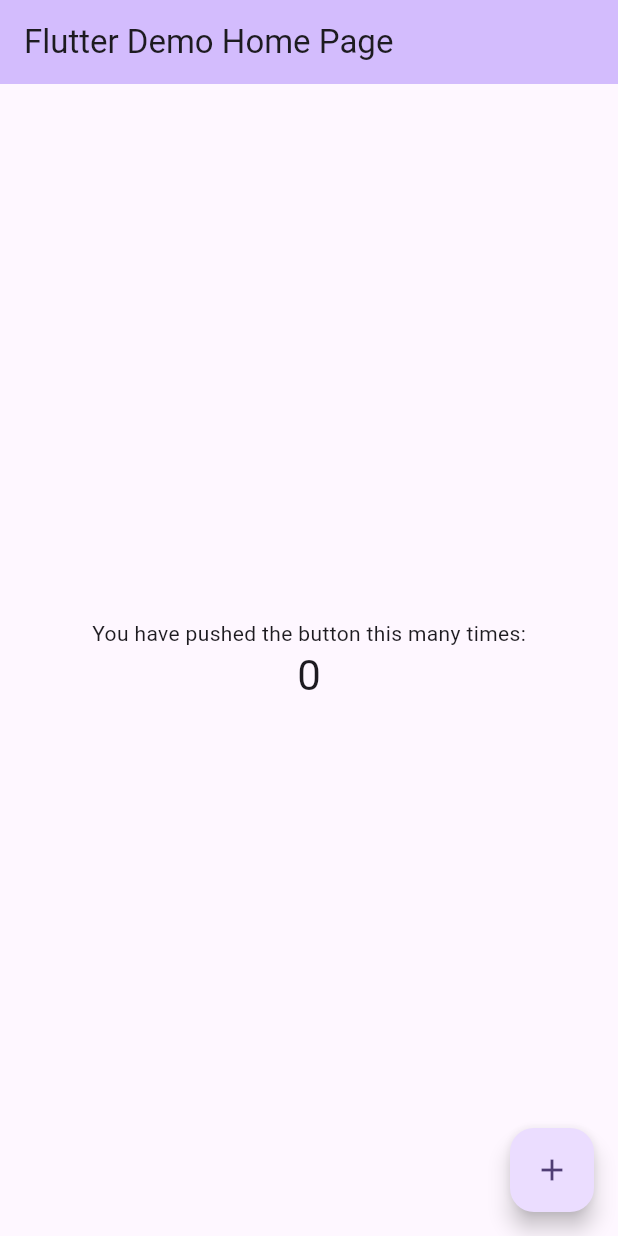
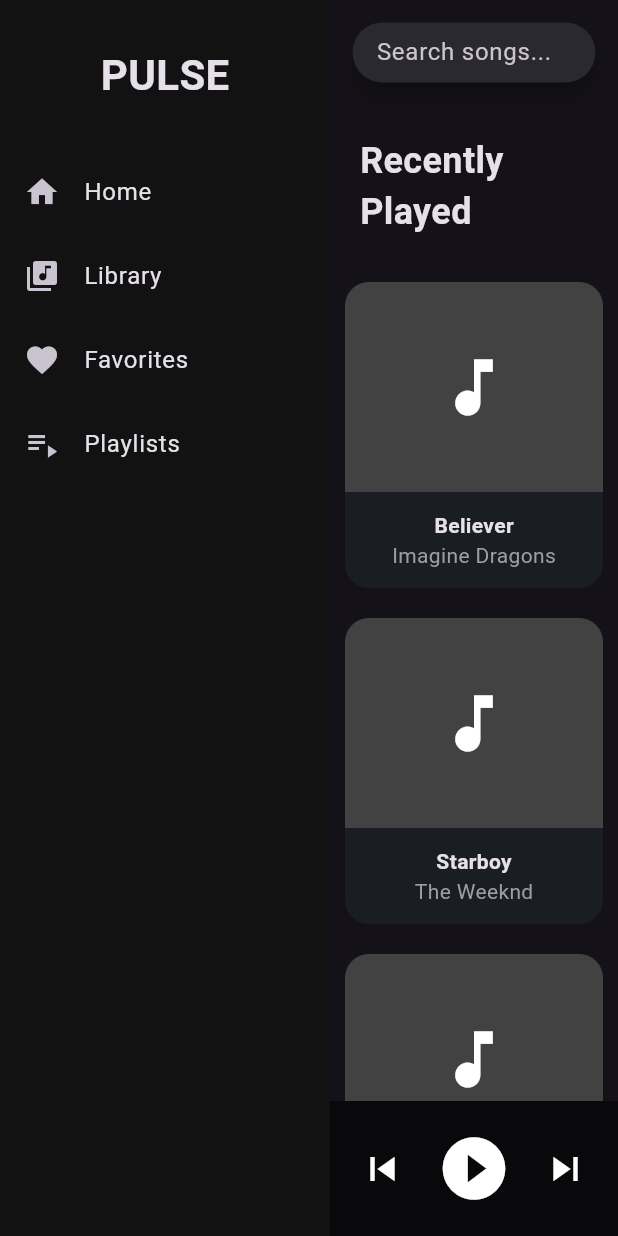
Before and after one commit to jissjames322/Neo, a Flutter app: the screen it shows after launch, on a phone screen of 412 x 824 dp. Run offline on Flutter 3.47's test engine with Material 3 defaults, Android fonts, the phone set to English and light mode, and no system bars.

Commit message:
Initial UI Base

```diff
--- a/lib/main.dart
+++ b/lib/main.dart
@@ -1,122 +1,6 @@
 import 'package:flutter/material.dart';
+import '../screens/home_screen.dart';
 
 void main() {
-  runApp(const MyApp());
+  runApp(const PulseMusic());
 }
-
-class MyApp extends StatelessWidget {
-  const MyApp({super.key});
-
-  // This widget is the root of your application.
-  @override
-  Widget build(BuildContext context) {
-    return MaterialApp(
-      title: 'Flutter Demo',
-      theme: ThemeData(
-        // This is the theme of your application.
-        //
-        // TRY THIS: Try running your application with "flutter run". You'll see
-        // the application has a purple toolbar. Then, without quitting the app,
-        // try changing the seedColor in the colorScheme below to Colors.green
-        // and then invoke "hot reload" (save your changes or press the "hot
-        // reload" button in a Flutter-supported IDE, or press "r" if you used
-        // the command line to start the app).
-        //
-        // Notice that the counter didn't reset back to zero; the application
-        // state is not lost during the reload. To reset the state, use hot
-        // restart instead.
-        //
-        // This works for code too, not just values: Most code changes can be
-        // tested with just a hot reload.
-        colorScheme: .fromSeed(seedColor: Colors.deepPurple),
-      ),
-      home: const MyHomePage(title: 'Flutter Demo Home Page'),
-    );
-  }
-}
-
-class MyHomePage extends StatefulWidget {
-  const MyHomePage({super.key, required this.title});
-
-  // This widget is the home page of your application. It is stateful, meaning
-  // that it has a State object (defined below) that contains fields that affect
-  // how it looks.
-
-  // This class is the configuration for the state. It holds the values (in this
-  // case the title) provided by the parent (in this case the App widget) and
-  // used by the build method of the State. Fields in a Widget subclass are
-  // always marked "final".
-
-  final String title;
-
-  @override
-  State<MyHomePage> createState() => _MyHomePageState();
-}
-
-class _MyHomePageState extends State<MyHomePage> {
-  int _counter = 0;
-
-  void _incrementCounter() {
-    setState(() {
-      // This call to setState tells the Flutter framework that something has
-      // changed in this State, which causes it to rerun the build method below
-      // so that the display can reflect the updated values. If we changed
-      // _counter without calling setState(), then the build method would not be
-      // called again, and so nothing would appear to happen.
-      _counter++;
-    });
-  }
-
-  @override
-  Widget build(BuildContext context) {
-    // This method is rerun every time setState is called, for instance as done
-    // by the _incrementCounter method above.
-    //
-    // The Flutter framework has been optimized to make rerunning build methods
-    // fast, so that you can just rebuild anything that needs updating rather
-    // than having to individually change instances of widgets.
-    return Scaffold(
-      appBar: AppBar(
-        // TRY THIS: Try changing the color here to a specific color (to
-        // Colors.amber, perhaps?) and trigger a hot reload to see the AppBar
-        // change color while the other colors stay the same.
-        backgroundColor: Theme.of(context).colorScheme.inversePrimary,
-        // Here we take the value from the MyHomePage object that was created by
-        // the App.build method, and use it to set our appbar title.
-        title: Text(widget.title),
-      ),
-      body: Center(
-        // Center is a layout widget. It takes a single child and positions it
-        // in the middle of the parent.
-        child: Column(
-          // Column is also a layout widget. It takes a list of children and
-          // arranges them vertically. By default, it sizes itself to fit its
-          // children horizontally, and tries to be as tall as its parent.
-          //
-          // Column has various properties to control how it sizes itself and
-          // how it positions its children. Here we use mainAxisAlignment to
-          // center the children vertically; the main axis here is the vertical
-          // axis because Columns are vertical (the cross axis would be
-          // horizontal).
-          //
-          // TRY THIS: Invoke "debug painting" (choose the "Toggle Debug Paint"
-          // action in the IDE, or press "p" in the console), to see the
-          // wireframe for each widget.
-          mainAxisAlignment: .center,
-          children: [
-            const Text('You have pushed the button this many times:'),
-            Text(
-              '$_counter',
-              style: Theme.of(context).textTheme.headlineMedium,
-            ),
-          ],
-        ),
-      ),
-      floatingActionButton: FloatingActionButton(
-        onPressed: _incrementCounter,
-        tooltip: 'Increment',
-        child: const Icon(Icons.add),
-      ),
-    );
-  }
-}
--- /dev/null
+++ b/lib/models/song.dart
@@ -0,0 +1,6 @@
+class Song {
+  final String title;
+  final String artist;
+
+  Song({required this.title, required this.artist});
+}
--- /dev/null
+++ b/lib/screens/home_screen.dart
@@ -0,0 +1,128 @@
+import 'package:flutter/material.dart';
+import '../widgets/song_card.dart';
+import '../models/song.dart';
+
+class PulseMusic extends StatelessWidget {
+  const PulseMusic({super.key});
+
+  @override
+  Widget build(BuildContext context) {
+    return MaterialApp(
+      debugShowCheckedModeBanner: false,
+      title: 'Pulse Music',
+      theme: ThemeData.dark(),
+      home: const HomeScreen(),
+    );
+  }
+}
+
+class HomeScreen extends StatelessWidget {
+  const HomeScreen({super.key});
+
+  @override
+  Widget build(BuildContext context) {
+    return Scaffold(
+      body: Row(
+        children: [
+          Container(
+            width: 220,
+            color: const Color(0xFF121212),
+            child: Column(
+              children: const [
+                SizedBox(height: 30),
+                Text(
+                  "PULSE",
+                  style: TextStyle(fontSize: 28, fontWeight: FontWeight.bold),
+                ),
+                SizedBox(height: 30),
+                ListTile(leading: Icon(Icons.home), title: Text("Home")),
+                ListTile(
+                  leading: Icon(Icons.library_music),
+                  title: Text("Library"),
+                ),
+                ListTile(
+                  leading: Icon(Icons.favorite),
+                  title: Text("Favorites"),
+                ),
+                ListTile(
+                  leading: Icon(Icons.playlist_play),
+                  title: Text("Playlists"),
+                ),
+              ],
+            ),
+          ),
+
+          Expanded(
+            child: Column(
+              children: [
+                Container(
+                  height: 70,
+                  padding: const EdgeInsets.all(15),
+                  child: const SearchBar(hintText: "Search songs..."),
+                ),
+
+                Expanded(
+                  child: SingleChildScrollView(
+                    child: Column(
+                      crossAxisAlignment: CrossAxisAlignment.start,
+                      children: [
+                        const Padding(
+                          padding: EdgeInsets.all(20),
+                          child: Text(
+                            "Recently Played",
+                            style: TextStyle(
+                              fontSize: 24,
+                              fontWeight: FontWeight.bold,
+                            ),
+                          ),
+                        ),
+
+                        Wrap(
+                          children: [
+                            SongCard(
+                              song: Song(
+                                title: "Believer",
+                                artist: "Imagine Dragons",
+                              ),
+                            ),
+                            SongCard(
+                              song: Song(
+                                title: "Starboy",
+                                artist: "The Weeknd",
+                              ),
+                            ),
+                            SongCard(
+                              song: Song(
+                                title: "Heat Waves",
+                                artist: "Glass Animals",
+                              ),
+                            ),
+                          ],
+                        ),
+                      ],
+                    ),
+                  ),
+                ),
+
+                Container(
+                  height: 90,
+                  color: Colors.black54,
+                  child: const Row(
+                    mainAxisAlignment: MainAxisAlignment.center,
+                    children: [
+                      Icon(Icons.skip_previous, size: 32),
+                      SizedBox(width: 20),
+                      Icon(Icons.play_circle_fill, size: 50),
+                      SizedBox(width: 20),
+                      Icon(Icons.skip_next, size: 32),
+                    ],
+                  ),
+                ),
+              ],
+            ),
+          ),
+        ],
+      ),
+    );
+  }
+}
--- /dev/null
+++ b/lib/widgets/song_card.dart
@@ -0,0 +1,55 @@
+import 'package:flutter/material.dart';
+import '../models/song.dart';
+import '../screens/player_screen.dart';
+
+class SongCard extends StatelessWidget {
+  final Song song;
+
+  const SongCard({super.key, required this.song});
+
+  @override
+  Widget build(BuildContext context) {
+    return GestureDetector(
+      onTap: () {
+        Navigator.push(
+          context,
+          MaterialPageRoute(builder: (_) => PlayerScreen(song: song)),
+        );
+      },
+      child: Container(
+        width: 180,
+        margin: const EdgeInsets.all(10),
+        decoration: BoxDecoration(
+          color: const Color(0xFF1A1D24),
+          borderRadius: BorderRadius.circular(16),
+        ),
+        child: Column(
+          children: [
+            Container(
+              height: 140,
+              decoration: BoxDecoration(
+                color: Colors.grey.shade800,
+                borderRadius: const BorderRadius.vertical(
+                  top: Radius.circular(16),
+                ),
+              ),
+              child: const Center(child: Icon(Icons.music_note, size: 50)),
+            ),
+            Padding(
+              padding: const EdgeInsets.all(12),
+              child: Column(
+                children: [
+                  Text(
+                    song.title,
+                    style: const TextStyle(fontWeight: FontWeight.bold),
+                  ),
+                  Text(song.artist, style: const TextStyle(color: Colors.grey)),
+                ],
+              ),
+            ),
+          ],
+        ),
+      ),
+    );
+  }
+}
--- a/pubspec.yaml
+++ b/pubspec.yaml
@@ -34,7 +34,6 @@ dependencies:
   # The following adds the Cupertino Icons font to your application.
   # Use with the CupertinoIcons class for iOS style icons.
   cupertino_icons: ^1.0.8
-  audioplayers: ^6.7.1
 
 dev_dependencies:
   flutter_test:
```
Also changed, not shown: lib/screens/player_screen.dart (added, +50 -0 lines), lib/theme/app_theme.dart (added, +10 -0 lines), pubspec.lock, 15 other files.
